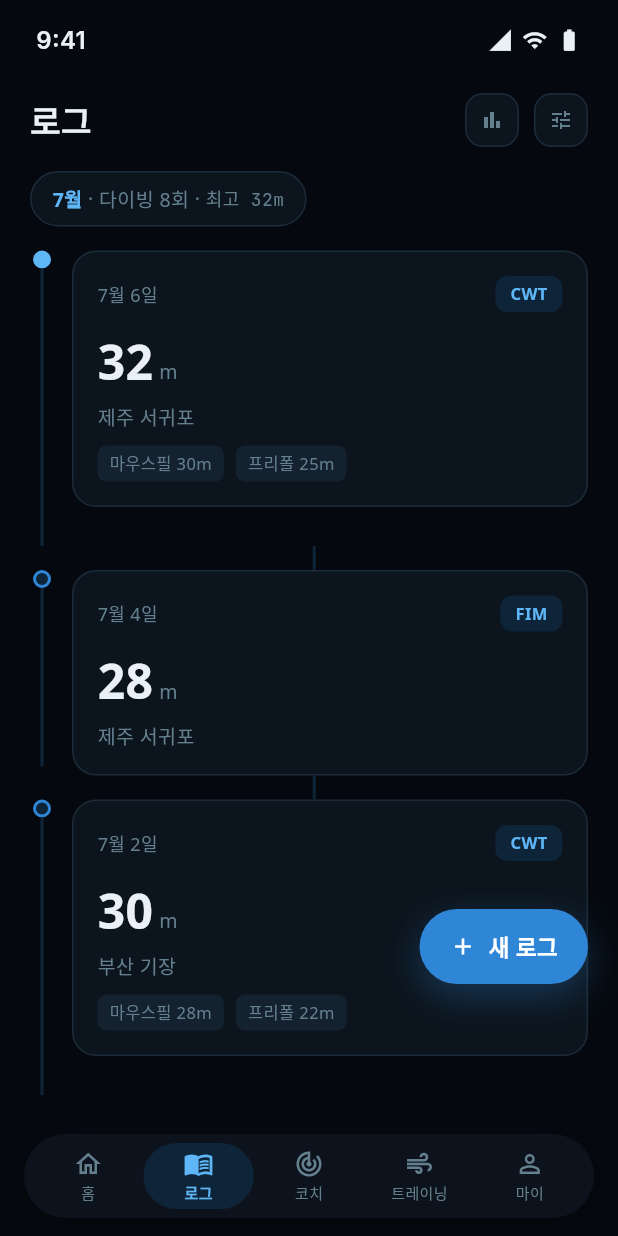
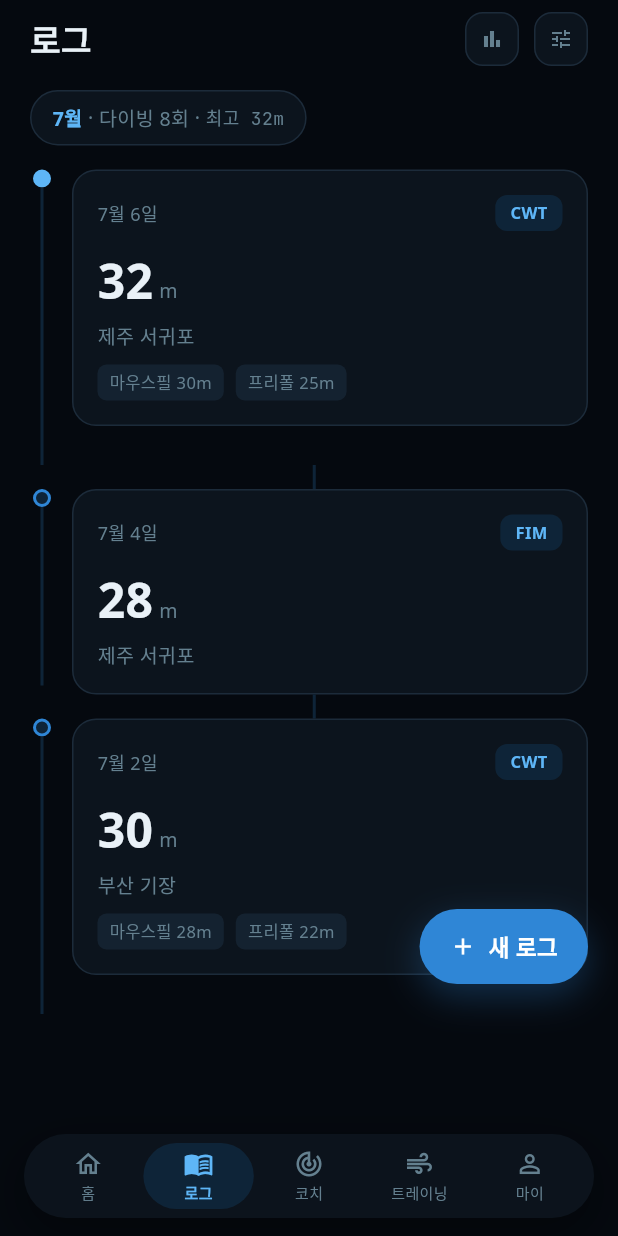
Before and after one commit to elain2/freedive_coach_app, a Flutter app: the screen it shows after launch, item 2 of the bottom bar chosen, on a phone screen of 412 x 824 dp. Run offline on Flutter 3.47's test engine with Material 3 defaults, Android fonts, the phone set to English and light mode, and no system bars; our stand-ins replace audioplayers, google_fonts, shared_preferences, vibration, wakelock_plus; accounts and stored records are empty.

Commit message:
chore: 상태바 제거 및 구현계획 업데이트
- main.dart에서 가짜 상태바 위젯 제거
- IMPLEMENTATION_PLAN.md Phase 1 완료 상태 반영

Co-Authored-By: Claude Opus 4.5 <noreply@anthropic.com>

```diff
--- a/freedive_coach/lib/main.dart
+++ b/freedive_coach/lib/main.dart
@@ -60,7 +60,6 @@ class _MainScreenState extends State<MainScreen> {
       body: SafeArea(
         child: Column(
           children: [
-            _buildStatusBar(),
             Expanded(
               child: IndexedStack(
                 index: _currentIndex,
@@ -80,36 +79,4 @@ class _MainScreenState extends State<MainScreen> {
       ),
     );
   }
-
-  Widget _buildStatusBar() {
-    return Padding(
-      padding: const EdgeInsets.symmetric(horizontal: 24),
-      child: SizedBox(
-        height: 54,
-        child: Row(
-          mainAxisAlignment: MainAxisAlignment.spaceBetween,
-          children: [
-            Text(
-              '9:41',
-              style: TextStyle(
-                fontFamily: 'Inter',
-                fontSize: 16,
-                fontWeight: FontWeight.w600,
-                color: AppColors.text,
-              ),
-            ),
-            Row(
-              children: const [
-                Icon(Icons.signal_cellular_4_bar, size: 17, color: AppColors.text),
-                SizedBox(width: 6),
-                Icon(Icons.wifi, size: 17, color: AppColors.text),
-                SizedBox(width: 6),
-                Icon(Icons.battery_full, size: 17, color: AppColors.text),
-              ],
-            ),
-          ],
-        ),
-      ),
-    );
-  }
 }
```
Also changed, not shown: 1 other file.
